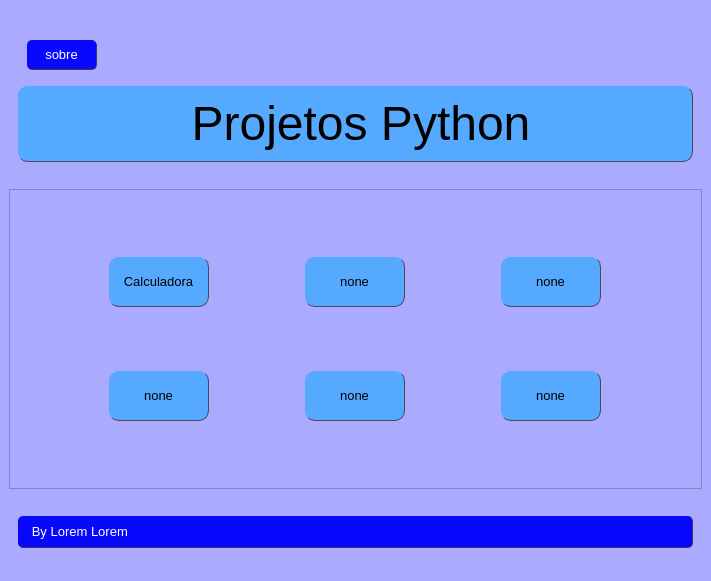
First picture: the form in tela_main.ui, repository eliezersilva-dev/Projeto_Python_PyQt5_QtDesigner, before the edit.
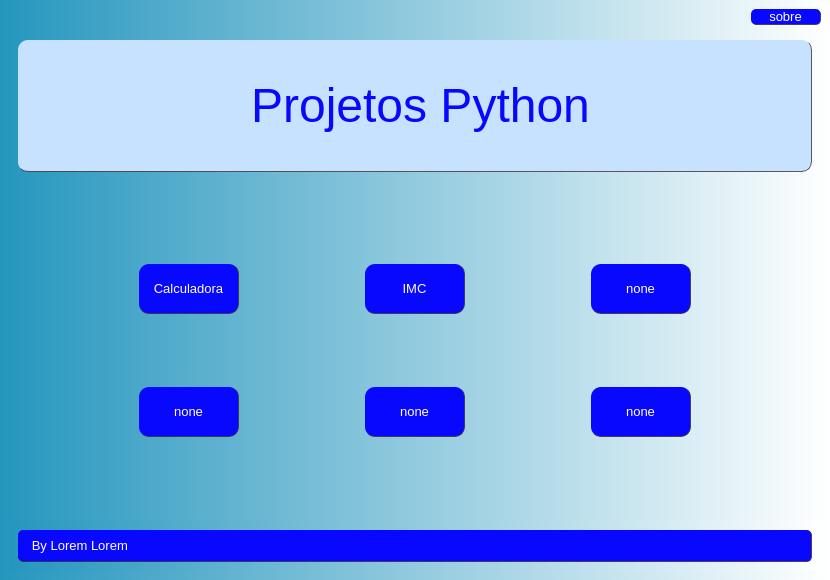
Second picture: the form after the edit.

The edit to the form file:
```diff
--- a/tela_main.ui
+++ b/tela_main.ui
@@ -6,8 +6,8 @@
    <rect>
     <x>0</x>
     <y>0</y>
-    <width>711</width>
-    <height>581</height>
+    <width>830</width>
+    <height>580</height>
    </rect>
   </property>
   <property name="sizePolicy">
@@ -27,7 +27,7 @@
    <string>MainWindow</string>
   </property>
   <property name="styleSheet">
-   <string notr="true">background-color: rgb(170, 170, 255);
+   <string notr="true">background-color: qlineargradient(spread:pad, x1:0, y1:0, x2:1, y2:0, stop:0 #2596BE, stop:1 rgba(255, 255, 255, 255));
 </string>
   </property>
   <property name="iconSize">
@@ -40,9 +40,75 @@
    <property name="styleSheet">
     <string notr="true"/>
    </property>
-   <layout class="QVBoxLayout" name="verticalLayout_4">
-    <item>
+   <layout class="QGridLayout" name="gridLayout_3">
+    <item row="3" column="0" colspan="2">
+     <widget class="QWidget" name="widget" native="true">
+      <property name="enabled">
+       <bool>true</bool>
+      </property>
+      <property name="sizePolicy">
+       <sizepolicy hsizetype="Minimum" vsizetype="Minimum">
+        <horstretch>0</horstretch>
+        <verstretch>0</verstretch>
+       </sizepolicy>
+      </property>
+      <property name="maximumSize">
+       <size>
+        <width>1600</width>
+        <height>50</height>
+       </size>
+      </property>
+      <layout class="QHBoxLayout" name="horizontalLayout_3">
+       <item>
+        <widget class="QLabel" name="label_2">
+         <property name="sizePolicy">
+          <sizepolicy hsizetype="Minimum" vsizetype="Expanding">
+           <horstretch>0</horstretch>
+           <verstretch>0</verstretch>
+          </sizepolicy>
+         </property>
+         <property name="minimumSize">
+          <size>
+           <width>50</width>
+           <height>0</height>
+          </size>
+         </property>
+         <property name="maximumSize">
+          <size>
+           <width>1700</width>
+           <height>50</height>
+          </size>
+         </property>
+         <property name="font">
+          <font>
+           <pointsize>10</pointsize>
+          </font>
+         </property>
+         <property name="styleSheet">
+          <string notr="true">border-right: 1px solid;
+	border-right-color: rgba(65, 43, 42, 200);
+border-bottom: 1px solid;
+	border-bottom-color: rgba(65, 43, 42, 200);
+background-color: rgb(8, 8, 255);
+color: rgb(255, 255, 255);
+border-radius: 5px;</string>
+         </property>
+         <property name="text">
+          <string>   By Lorem Lorem </string>
+         </property>
+        </widget>
+       </item>
+      </layout>
+     </widget>
+    </item>
+    <item row="1" column="0" colspan="2">
      <widget class="QWidget" name="widget_2" native="true">
+      <property name="sizePolicy">
+       <sizepolicy hsizetype="MinimumExpanding" vsizetype="MinimumExpanding">
+        <horstretch>0</horstretch>
+        <verstretch>0</verstretch>
+       </sizepolicy>
+      </property>
       <property name="maximumSize">
        <size>
         <width>1600</width>
@@ -54,8 +120,12 @@
         <family>Trebuchet MS</family>
        </font>
       </property>
+      <property name="styleSheet">
+       <string notr="true">
+background-color: transparent;</string>
+      </property>
       <layout class="QGridLayout" name="gridLayout_2">
-       <item row="3" column="0">
+       <item row="0" column="0">
         <widget class="QLabel" name="label">
          <property name="enabled">
           <bool>true</bool>
@@ -77,12 +147,12 @@
          </property>
          <property name="styleSheet">
           <string notr="true">font: 36pt &quot;MS UI Gothic&quot;;
-background-color: rgb(85, 170, 255);
+color: rgb(8, 8, 255);
+background-color:#c7e2ff;
 border-right: 1px solid;
 	border-right-color: rgba(65, 43, 42, 200);
 border-bottom: 1px solid;
 	border-bottom-color: rgba(65, 43, 42, 200);
-background-color: rgb(85, 170, 255);
 border-radius: 10px;
 
 </string>
@@ -92,30 +162,24 @@
          </property>
         </widget>
        </item>
-       <item row="1" column="0">
-        <widget class="QWidget" name="widget_3" native="true">
-         <property name="maximumSize">
-          <size>
-           <width>90</width>
-           <height>50</height>
-          </size>
-         </property>
-         <layout class="QVBoxLayout" name="verticalLayout_2">
-          <item>
-           <widget class="QPushButton" name="btn_sobre">
-            <property name="maximumSize">
-             <size>
-              <width>70</width>
-              <height>30</height>
-             </size>
-            </property>
-            <property name="font">
-             <font>
-              <pointsize>10</pointsize>
-             </font>
-            </property>
-            <property name="styleSheet">
-             <string notr="true">QPushButton{
+      </layout>
+     </widget>
+    </item>
+    <item row="0" column="1">
+     <widget class="QPushButton" name="btn_sobre">
+      <property name="maximumSize">
+       <size>
+        <width>70</width>
+        <height>30</height>
+       </size>
+      </property>
+      <property name="font">
+       <font>
+        <pointsize>10</pointsize>
+       </font>
+      </property>
+      <property name="styleSheet">
+       <string notr="true">QPushButton{
 border-right: 1px solid;
 	border-right-color: rgba(65, 43, 42, 200);
 border-bottom: 1px solid;
@@ -137,19 +201,13 @@
 border-radius: 5px;
 }
 </string>
-            </property>
-            <property name="text">
-             <string>sobre</string>
-            </property>
-           </widget>
-          </item>
-         </layout>
-        </widget>
-       </item>
-      </layout>
+      </property>
+      <property name="text">
+       <string>sobre</string>
+      </property>
      </widget>
     </item>
-    <item>
+    <item row="2" column="0" colspan="2">
      <widget class="QFrame" name="frame_2">
       <property name="sizePolicy">
        <sizepolicy hsizetype="MinimumExpanding" vsizetype="MinimumExpanding">
@@ -160,11 +218,11 @@
       <property name="maximumSize">
        <size>
         <width>16000</width>
-        <height>300</height>
+        <height>600</height>
        </size>
       </property>
       <property name="styleSheet">
-       <string notr="true"/>
+       <string notr="true">background-color: transparent;</string>
       </property>
       <property name="frameShape">
        <enum>QFrame::StyledPanel</enum>
@@ -173,6 +231,53 @@
        <enum>QFrame::Raised</enum>
       </property>
       <layout class="QGridLayout" name="gridLayout">
+       <item row="0" column="1">
+        <widget class="QPushButton" name="btn_imc">
+         <property name="minimumSize">
+          <size>
+           <width>0</width>
+           <height>0</height>
+          </size>
+         </property>
+         <property name="maximumSize">
+          <size>
+           <width>100</width>
+           <height>50</height>
+          </size>
+         </property>
+         <property name="font">
+          <font>
+           <pointsize>10</pointsize>
+          </font>
+         </property>
+         <property name="styleSheet">
+          <string notr="true">QPushButton{
+color: white;
+border-right: 1px solid;
+	border-right-color: rgba(65, 43, 42, 200);
+border-bottom: 1px solid;
+	border-bottom-color: rgba(65, 43, 42, 200);
+background-color: rgb(8, 8, 255);
+border-radius: 10px;
+}
+
+QPushButton:pressed{
+border-left: 1px solid black;
+	border-left-color: rgba(65, 43, 42, 200);
+border-top: 1px solid black;
+	border-top-color: rgba(65, 43, 42, 200);
+border-right: transparent;
+border-bottom: transparent;
+background-color: rgb(85, 170, 255);
+border-radius: 10px;
+}
+</string>
+         </property>
+         <property name="text">
+          <string>IMC</string>
+         </property>
+        </widget>
+       </item>
        <item row="1" column="1">
         <widget class="QPushButton" name="pushButton_16">
          <property name="minimumSize">
@@ -194,11 +299,12 @@
          </property>
          <property name="styleSheet">
           <string notr="true">QPushButton{
+color: white;
 border-right: 1px solid;
 	border-right-color: rgba(65, 43, 42, 200);
 border-bottom: 1px solid;
 	border-bottom-color: rgba(65, 43, 42, 200);
-background-color: rgb(85, 170, 255);
+background-color: rgb(8, 8, 255);
 border-radius: 10px;
 }
 
@@ -212,9 +318,6 @@
 background-color: rgb(85, 170, 255);
 border-radius: 10px;
 }
-
-
-
 </string>
          </property>
          <property name="text">
@@ -222,8 +325,8 @@
          </property>
         </widget>
        </item>
-       <item row="0" column="1">
-        <widget class="QPushButton" name="btn_calculadora">
+       <item row="1" column="0">
+        <widget class="QPushButton" name="pushButton_20">
          <property name="minimumSize">
           <size>
            <width>0</width>
@@ -243,11 +346,12 @@
          </property>
          <property name="styleSheet">
           <string notr="true">QPushButton{
+color: white;
 border-right: 1px solid;
 	border-right-color: rgba(65, 43, 42, 200);
 border-bottom: 1px solid;
 	border-bottom-color: rgba(65, 43, 42, 200);
-background-color: rgb(85, 170, 255);
+background-color: rgb(8, 8, 255);
 border-radius: 10px;
 }
 
@@ -261,13 +365,10 @@
 background-color: rgb(85, 170, 255);
 border-radius: 10px;
 }
-
-
-
 </string>
          </property>
          <property name="text">
-          <string>Calculadora</string>
+          <string>none</string>
          </property>
         </widget>
        </item>
@@ -292,11 +393,12 @@
          </property>
          <property name="styleSheet">
           <string notr="true">QPushButton{
+color: white;
 border-right: 1px solid;
 	border-right-color: rgba(65, 43, 42, 200);
 border-bottom: 1px solid;
 	border-bottom-color: rgba(65, 43, 42, 200);
-background-color: rgb(85, 170, 255);
+background-color: rgb(8, 8, 255);
 border-radius: 10px;
 }
 
@@ -310,58 +412,6 @@
 background-color: rgb(85, 170, 255);
 border-radius: 10px;
 }
-
-
-
-</string>
-         </property>
-         <property name="text">
-          <string>none</string>
-         </property>
-        </widget>
-       </item>
-       <item row="0" column="3">
-        <widget class="QPushButton" name="pushButton_20">
-         <property name="minimumSize">
-          <size>
-           <width>0</width>
-           <height>0</height>
-          </size>
-         </property>
-         <property name="maximumSize">
-          <size>
-           <width>100</width>
-           <height>50</height>
-          </size>
-         </property>
-         <property name="font">
-          <font>
-           <pointsize>10</pointsize>
-          </font>
-         </property>
-         <property name="styleSheet">
-          <string notr="true">QPushButton{
-border-right: 1px solid;
-	border-right-color: rgba(65, 43, 42, 200);
-border-bottom: 1px solid;
-	border-bottom-color: rgba(65, 43, 42, 200);
-background-color: rgb(85, 170, 255);
-border-radius: 10px;
-}
-
-QPushButton:pressed{
-border-left: 1px solid black;
-	border-left-color: rgba(65, 43, 42, 200);
-border-top: 1px solid black;
-	border-top-color: rgba(65, 43, 42, 200);
-border-right: transparent;
-border-bottom: transparent;
-background-color: rgb(85, 170, 255);
-border-radius: 10px;
-}
-
-
-
 </string>
          </property>
          <property name="text">
@@ -390,11 +440,12 @@
          </property>
          <property name="styleSheet">
           <string notr="true">QPushButton{
+color: white;
 border-right: 1px solid;
 	border-right-color: rgba(65, 43, 42, 200);
 border-bottom: 1px solid;
 	border-bottom-color: rgba(65, 43, 42, 200);
-background-color: rgb(85, 170, 255);
+background-color: rgb(8, 8, 255);
 border-radius: 10px;
 }
 
@@ -408,9 +459,6 @@
 background-color: rgb(85, 170, 255);
 border-radius: 10px;
 }
-
-
-
 </string>
          </property>
          <property name="text">
@@ -418,8 +466,8 @@
          </property>
         </widget>
        </item>
-       <item row="1" column="3">
-        <widget class="QPushButton" name="pushButton_19">
+       <item row="0" column="0">
+        <widget class="QPushButton" name="btn_calculadora">
          <property name="minimumSize">
           <size>
            <width>0</width>
@@ -439,11 +487,12 @@
          </property>
          <property name="styleSheet">
           <string notr="true">QPushButton{
+color: white;
 border-right: 1px solid;
 	border-right-color: rgba(65, 43, 42, 200);
 border-bottom: 1px solid;
 	border-bottom-color: rgba(65, 43, 42, 200);
-background-color: rgb(85, 170, 255);
+background-color: rgb(8, 8, 255);
 border-radius: 10px;
 }
 
@@ -463,67 +512,7 @@
 </string>
          </property>
          <property name="text">
-          <string>none</string>
-         </property>
-        </widget>
-       </item>
-      </layout>
-     </widget>
-    </item>
-    <item>
-     <widget class="QWidget" name="widget" native="true">
-      <property name="enabled">
-       <bool>true</bool>
-      </property>
-      <property name="sizePolicy">
-       <sizepolicy hsizetype="Minimum" vsizetype="Minimum">
-        <horstretch>0</horstretch>
-        <verstretch>0</verstretch>
-       </sizepolicy>
-      </property>
-      <property name="maximumSize">
-       <size>
-        <width>1600</width>
-        <height>50</height>
-       </size>
-      </property>
-      <layout class="QHBoxLayout" name="horizontalLayout_3">
-       <item>
-        <widget class="QLabel" name="label_2">
-         <property name="sizePolicy">
-          <sizepolicy hsizetype="Minimum" vsizetype="Expanding">
-           <horstretch>0</horstretch>
-           <verstretch>0</verstretch>
-          </sizepolicy>
-         </property>
-         <property name="minimumSize">
-          <size>
-           <width>50</width>
-           <height>0</height>
-          </size>
-         </property>
-         <property name="maximumSize">
-          <size>
-           <width>1700</width>
-           <height>50</height>
-          </size>
-         </property>
-         <property name="font">
-          <font>
-           <pointsize>10</pointsize>
-          </font>
-         </property>
-         <property name="styleSheet">
-          <string notr="true">border-right: 1px solid;
-	border-right-color: rgba(65, 43, 42, 200);
-border-bottom: 1px solid;
-	border-bottom-color: rgba(65, 43, 42, 200);
-background-color: rgb(8, 8, 255);
-color: rgb(255, 255, 255);
-border-radius: 5px;</string>
-         </property>
-         <property name="text">
-          <string>   By Lorem Lorem </string>
+          <string>Calculadora</string>
          </property>
         </widget>
        </item>
```
